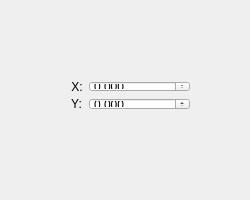
Before: the Qt Designer form ShrikeDxf/PointAttribute.ui in whisper512/ShrikeDxf-V0.1, drawn with Qt 5.
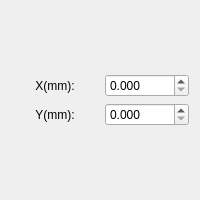
After: the same form once the commit is applied.

```diff
--- a/ShrikeDxf/PointAttribute.ui
+++ b/ShrikeDxf/PointAttribute.ui
@@ -6,38 +6,24 @@
    <rect>
     <x>0</x>
     <y>0</y>
-    <width>250</width>
+    <width>200</width>
     <height>200</height>
    </rect>
   </property>
   <property name="windowTitle">
    <string>PointAttributeClass</string>
   </property>
-  <widget class="QWidget" name="">
-   <property name="geometry">
-    <rect>
-     <x>60</x>
-     <y>70</y>
-     <width>141</width>
-     <height>51</height>
-    </rect>
-   </property>
-   <layout class="QFormLayout" name="formLayout">
+  <layout class="QGridLayout" name="gridLayout_2">
     <item row="0" column="0">
-     <widget class="QLabel" name="labelX">
-      <property name="layoutDirection">
-       <enum>Qt::LayoutDirection::LeftToRight</enum>
-      </property>
-      <property name="text">
-       <string>X:</string>
-      </property>
-      <property name="alignment">
-       <set>Qt::AlignmentFlag::AlignCenter</set>
-      </property>
-     </widget>
-    </item>
+    <layout class="QGridLayout" name="gridLayout">
     <item row="0" column="1">
      <widget class="QDoubleSpinBox" name="doubleSpinBox_X">
+       <property name="sizePolicy">
+        <sizepolicy hsizetype="Preferred" vsizetype="Fixed">
+         <horstretch>0</horstretch>
+         <verstretch>0</verstretch>
+        </sizepolicy>
+       </property>
       <property name="decimals">
        <number>3</number>
       </property>
@@ -46,18 +32,14 @@
       </property>
      </widget>
     </item>
-    <item row="1" column="0">
-     <widget class="QLabel" name="labelY">
-      <property name="text">
-       <string>Y:</string>
-      </property>
-      <property name="alignment">
-       <set>Qt::AlignmentFlag::AlignCenter</set>
-      </property>
-     </widget>
-    </item>
     <item row="1" column="1">
      <widget class="QDoubleSpinBox" name="doubleSpinBox_Y">
+       <property name="sizePolicy">
+        <sizepolicy hsizetype="Preferred" vsizetype="Fixed">
+         <horstretch>0</horstretch>
+         <verstretch>0</verstretch>
+        </sizepolicy>
+       </property>
       <property name="decimals">
        <number>3</number>
       </property>
@@ -66,8 +48,44 @@
       </property>
      </widget>
     </item>
-   </layout>
-  </widget>
+     <item row="1" column="0">
+      <widget class="QLabel" name="labelY">
+       <property name="sizePolicy">
+        <sizepolicy hsizetype="Expanding" vsizetype="Preferred">
+         <horstretch>0</horstretch>
+         <verstretch>0</verstretch>
+        </sizepolicy>
+       </property>
+       <property name="text">
+        <string>Y(mm):</string>
+       </property>
+       <property name="alignment">
+        <set>Qt::AlignmentFlag::AlignCenter</set>
+       </property>
+      </widget>
+     </item>
+     <item row="0" column="0">
+      <widget class="QLabel" name="labelX">
+       <property name="sizePolicy">
+        <sizepolicy hsizetype="Expanding" vsizetype="Preferred">
+         <horstretch>0</horstretch>
+         <verstretch>0</verstretch>
+        </sizepolicy>
+       </property>
+       <property name="layoutDirection">
+        <enum>Qt::LayoutDirection::LeftToRight</enum>
+       </property>
+       <property name="text">
+        <string>X(mm):</string>
+       </property>
+       <property name="alignment">
+        <set>Qt::AlignmentFlag::AlignCenter</set>
+       </property>
+      </widget>
+     </item>
+    </layout>
+   </item>
+  </layout>
  </widget>
  <layoutdefault spacing="6" margin="11"/>
  <resources/>
```
Lines whose indentation alone changed are shown as unchanged.
